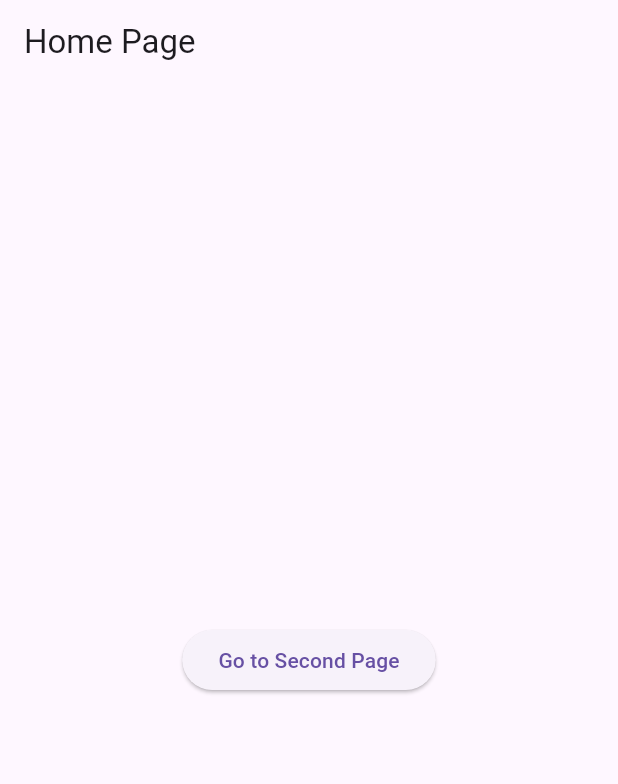
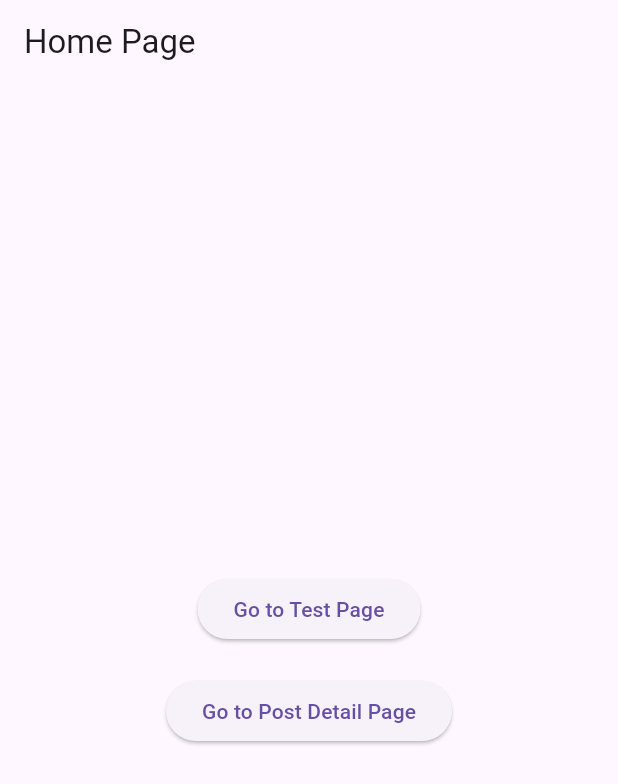
Before and after one commit to Ark1ight/tp_note_flutter, a Flutter app: the screen it shows after launch, on a phone screen of 412 x 824 dp. Shown: the top 784 px of the screen. Run offline on Flutter 3.47's test engine with Material 3 defaults, Android fonts, the phone set to English and light mode, and no system bars; our stand-ins replace flutter_bloc.

Commit message:
skeleton route structure for postDetails

```diff
--- a/lib/home_page.dart
+++ b/lib/home_page.dart
@@ -1,6 +1,3 @@
-
-
-import 'package:flutter/cupertino.dart';
 import 'package:flutter/material.dart';
 
 class HomePage extends StatelessWidget {
@@ -13,11 +10,23 @@ class HomePage extends StatelessWidget {
         title: const Text('Home Page'),
       ),
       body: Center(
-        child: ElevatedButton(
-          onPressed: () {
-            Navigator.pushNamed(context, '/second');
-          },
-          child: const Text('Go to Second Page'),
+        child: Column(
+          mainAxisAlignment: MainAxisAlignment.center,
+          children: [
+            ElevatedButton(
+              onPressed: () {
+                Navigator.pushNamed(context, '/test');
+              },
+              child: const Text('Go to Test Page'),
+            ),
+            SizedBox(height: 20),
+            ElevatedButton(
+              onPressed: () {
+                Navigator.pushNamed(context, '/postDetail');
+              },
+              child: const Text('Go to Post Detail Page'),
+            ),
+          ],
         ),
       ),
     );
--- a/lib/main.dart
+++ b/lib/main.dart
@@ -1,3 +1,4 @@
+import 'package:crown/models/post.dart';
 import 'package:crown/shared/services/local_posts_data_source/fake_local_posts_data_source.dart';
 import 'package:crown/shared/services/posts_data_source/posts_fake_data_source.dart';
 import 'package:crown/shared/services/posts_repository/posts_repository.dart';
@@ -31,8 +32,15 @@ class MyApp extends StatelessWidget {
           Widget screen = Container(color: Colors.pink);
           final argument = routeSettings.arguments;
           switch(routeSettings.name){
-            case '/second':
-              screen = Container(color: Colors.blue);
+            case '/test':
+              screen = Container(color: Colors.blue, child: const Center(child: Text('Test Page')));
+            case 'postDetail':
+              /*
+              if(argument is Post){
+                screen = PostDetailScreen(post: argument);
+              }
+              */
+              screen = Container(color: Colors.green, child: const Center(child: Text('Post Detail Page')));
               break;
           }
           return MaterialPageRoute(builder: (context) => screen);
```
